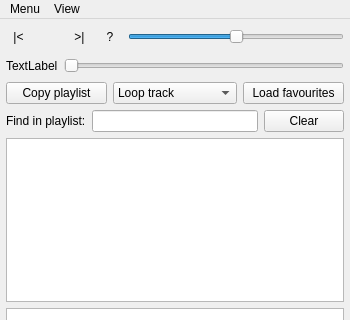
Before: the Qt Designer form mainwindow.ui in Okspen/okPlayer, drawn with Qt 5; both pictures show x 0 to 350 and y 0 to 320 of the 350 by 500 pixel window.
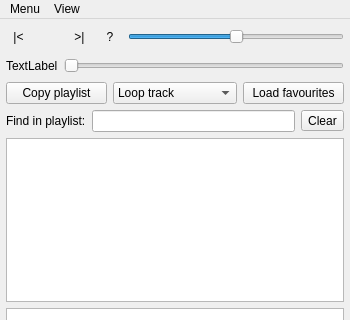
After: the same form once the commit is applied. Icons and pictures are not drawn. Custom widgets are drawn as their Qt base class.

Commit message: A "clear playlist search" is now a QToolButton.

Patch:
```diff
--- a/mainwindow.ui
+++ b/mainwindow.ui
@@ -266,13 +266,7 @@
         </widget>
        </item>
        <item>
-        <widget class="QPushButton" name="pushButton">
-         <property name="sizePolicy">
-          <sizepolicy hsizetype="Minimum" vsizetype="Fixed">
-           <horstretch>0</horstretch>
-           <verstretch>0</verstretch>
-          </sizepolicy>
-         </property>
+        <widget class="QToolButton" name="buttonClearSearch">
          <property name="text">
           <string>Clear</string>
          </property>
```
Left out of the diff: 19 changed lines with no effect on the pictures. The commit also changes 1 other file.
